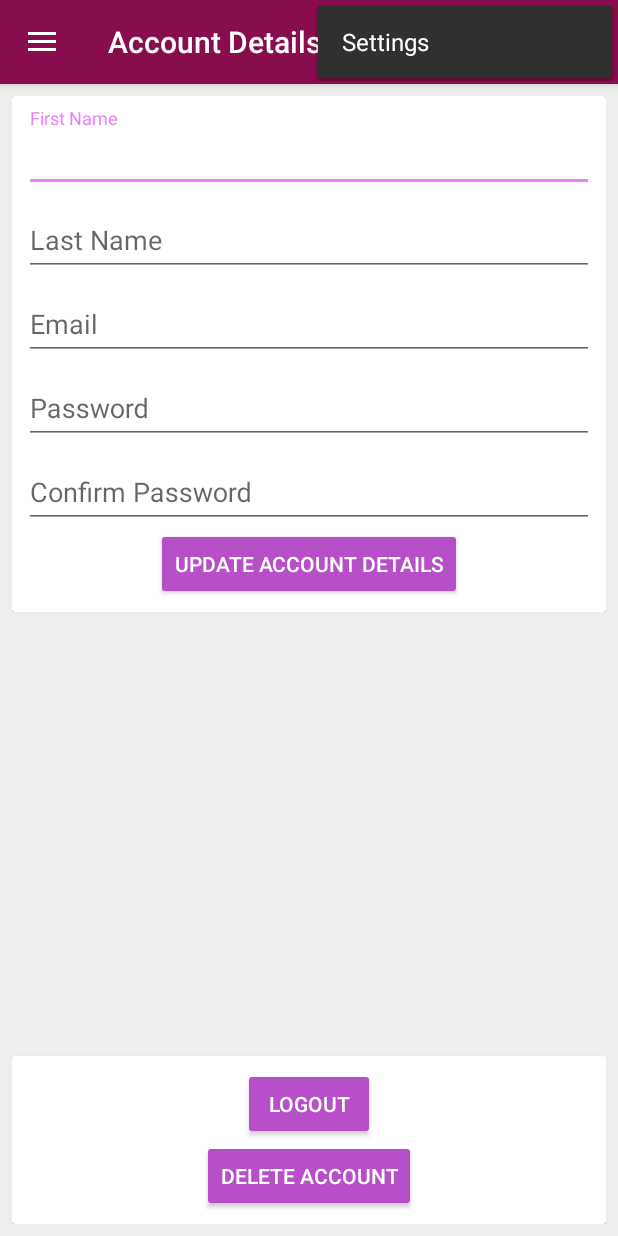
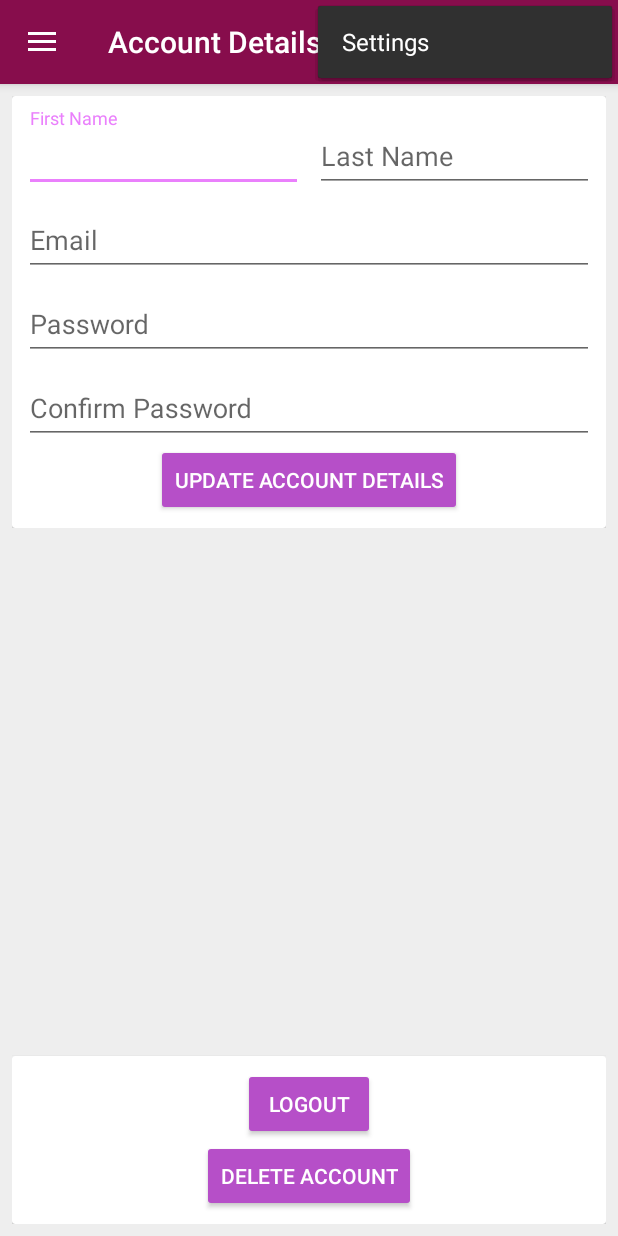
Before and after one commit to ThatStartupConcept/MyRoommate, an Android app: the fragment AccountFragment placed in its activity, with the options menu open, on a phone screen of 412 x 824 dp. Run offline under Robolectric (Android 15) with nearby library versions, the phone set to English and light mode, and no system bars; our stand-ins replace Firebase (no records; nobody signed in at launch, a user with empty details on screens opened directly), Volley; network calls fail; 1 statement that could not run was skipped.

Commit message:
nav drawer update with profile actions

```diff
--- a/app/src/main/java/com/myroommate/myroommate/MainActivity.java
+++ b/app/src/main/java/com/myroommate/myroommate/MainActivity.java
@@ -16,19 +16,17 @@ import android.view.Menu;
 import android.view.MenuItem;
 import android.view.View;
 import android.view.inputmethod.InputMethodManager;
-import android.widget.Button;
 
 import com.google.firebase.auth.FirebaseAuth;
 import com.google.firebase.auth.FirebaseUser;
-
-import static com.myroommate.myroommate.ListYourPlaceInfoFragment.isRedirectedFromLYPInfo;
 
 public class MainActivity extends AppCompatActivity
         implements NavigationView.OnNavigationItemSelectedListener {
 
 
     SharedPreferences sharedPreferences;
-
+    FirebaseUser currentUser;
+    MenuItem nav_profile_or_login, nav_dynamic_profile_action;
 
     @Override
     protected void onCreate(Bundle savedInstanceState) {
@@ -45,43 +43,27 @@ public class MainActivity extends AppCompatActivity
             @Override
             public void onDrawerSlide(View drawerView, float slideOffset) {
                 FirebaseAuth mAuth = FirebaseAuth.getInstance();
-                FirebaseUser currentUser = mAuth.getCurrentUser();
+                currentUser = mAuth.getCurrentUser();
                 hideKeyboardFrom(MainActivity.this, drawerView);
 
-                Button navHeaderButton = (Button) findViewById(R.id.nav_header_button);
-                assert navHeaderButton != null;
+                //nav_profile_or_login = (MenuItem) findViewById(R.id.nav_profile_or_login);
+                //nav_dynamic_profile_action = (MenuItem) findViewById(R.id.nav_dynamic_profile_action);
+
                 if (currentUser != null) {
-                    navHeaderButton.setText("Your Profile");
-                    navHeaderButton.setOnClickListener(new View.OnClickListener() {
-                        @Override
-                        public void onClick(View v) {
-                            Fragment fragment = new AccountFragment();
-                            FragmentTransaction ft = getSupportFragmentManager().beginTransaction();
-                            ft.replace(R.id.content_frame, fragment);
-                            ft.commit();
+                    //((MenuItem) findViewById(R.id.nav_profile_or_login)).setTitle("Your Profile");
+                    ((MenuItem) findViewById(R.id.nav_dynamic_profile_action)).setVisible(true);
+                    /*if(user.type==owner) {
+                        nav_dynamic_profile_action.setTitle("Your Listings");
+                        nav_dynamic_profile_action.setIcon(R.drawable.ic_menu_owner_action);
+                    }
+                    else {
+                        nav_dynamic_profile_action.setTitle("Your Kamraa");
+                        nav_dynamic_profile_action.setIcon(R.drawable.ic_menu_profile);
 
-                            DrawerLayout drawer = (DrawerLayout) findViewById(R.id.drawer_layout);
-                            assert drawer != null;
-                            drawer.closeDrawer(GravityCompat.START);
+                    }*/
 
-                        }
-                    });
                 } else {
-                    navHeaderButton.setText("Login/Register");
-                    navHeaderButton.setOnClickListener(new View.OnClickListener() {
-                        @Override
-                        public void onClick(View v) {
-                            isRedirectedFromLYPInfo = false;
-                            Fragment fragment = new LoginRegisterFragment();
-                            FragmentTransaction ft = getSupportFragmentManager().beginTransaction();
-                            ft.replace(R.id.content_frame, fragment);
-                            ft.commit();
-
-                            DrawerLayout drawer = (DrawerLayout) findViewById(R.id.drawer_layout);
-                            assert drawer != null;
-                            drawer.closeDrawer(GravityCompat.START);
-                        }
-                    });
+                    nav_profile_or_login.setTitle("Login/Register");
                 }
 
 
@@ -154,10 +136,22 @@ public class MainActivity extends AppCompatActivity
         Fragment fragment = null;
 
 
+
         //initializing the fragment object which is selected
         switch (itemId) {
             case R.id.nav_home:
                 fragment = new HomeScreenFragment();
+                break;
+            case R.id.nav_profile_or_login:
+                if(currentUser==null) {
+                    fragment = new LoginRegisterFragment();
+                }
+                else {
+                    fragment = new AccountFragment();
+                }
+                break;
+            case R.id.nav_dynamic_profile_action:
+                //fragment = new DynamicProfileActionFragment();
                 break;
             case R.id.nav_find:
                 fragment = new FindAPlaceFragment();
--- /dev/null
+++ b/app/src/main/res/drawable/ic_menu_owner_action.xml
@@ -0,0 +1,9 @@
+<vector xmlns:android="http://schemas.android.com/apk/res/android"
+        android:width="24dp"
+        android:height="24dp"
+        android:viewportWidth="24.0"
+        android:viewportHeight="24.0">
+    <path
+        android:fillColor="#FF000000"
+        android:pathData="M4,10.5c-0.83,0 -1.5,0.67 -1.5,1.5s0.67,1.5 1.5,1.5 1.5,-0.67 1.5,-1.5 -0.67,-1.5 -1.5,-1.5zM4,4.5c-0.83,0 -1.5,0.67 -1.5,1.5S3.17,7.5 4,7.5 5.5,6.83 5.5,6 4.83,4.5 4,4.5zM4,16.5c-0.83,0 -1.5,0.68 -1.5,1.5s0.68,1.5 1.5,1.5 1.5,-0.68 1.5,-1.5 -0.67,-1.5 -1.5,-1.5zM7,19h14v-2L7,17v2zM7,13h14v-2L7,11v2zM7,5v2h14L21,5L7,5z"/>
+</vector>
--- /dev/null
+++ b/app/src/main/res/drawable/ic_menu_profile.xml
@@ -0,0 +1,9 @@
+<vector xmlns:android="http://schemas.android.com/apk/res/android"
+        android:width="24dp"
+        android:height="24dp"
+        android:viewportWidth="24.0"
+        android:viewportHeight="24.0">
+    <path
+        android:fillColor="#FF000000"
+        android:pathData="M12,2C6.48,2 2,6.48 2,12s4.48,10 10,10 10,-4.48 10,-10S17.52,2 12,2zM12,5c1.66,0 3,1.34 3,3s-1.34,3 -3,3 -3,-1.34 -3,-3 1.34,-3 3,-3zM12,19.2c-2.5,0 -4.71,-1.28 -6,-3.22 0.03,-1.99 4,-3.08 6,-3.08 1.99,0 5.97,1.09 6,3.08 -1.29,1.94 -3.5,3.22 -6,3.22z"/>
+</vector>
--- a/app/src/main/res/layout/fragment_account.xml
+++ b/app/src/main/res/layout/fragment_account.xml
@@ -21,9 +21,17 @@
                 android:orientation="vertical"
                 android:padding="8dp">
 
+                <LinearLayout
+                    android:layout_width="match_parent"
+                    android:layout_height="match_parent"
+                    android:orientation="horizontal"
+                    android:weightSum="1">
+
                     <android.support.design.widget.TextInputLayout
                         android:layout_width="match_parent"
-                    android:layout_height="wrap_content">
+                        android:layout_height="match_parent"
+                        android:layout_weight="0.5"
+                        android:paddingEnd="4dp">
 
                         <EditText
                             android:id="@+id/account_firstname"
@@ -39,7 +47,10 @@
 
                     <android.support.design.widget.TextInputLayout
                         android:layout_width="match_parent"
-                    android:layout_height="wrap_content">
+                        android:layout_height="match_parent"
+                        android:layout_weight="0.5"
+                        android:paddingStart="4dp">
+
 
                         <EditText
                             android:id="@+id/account_lastname"
@@ -52,6 +63,9 @@
                             android:singleLine="true" />
 
                     </android.support.design.widget.TextInputLayout>
+
+
+                </LinearLayout>
 
                 <android.support.design.widget.TextInputLayout
                     android:layout_width="match_parent"
@@ -93,7 +107,7 @@
                         android:layout_width="match_parent"
                         android:layout_height="wrap_content"
                         android:hint="Confirm Password"
-                        android:imeActionId="@+id/login"
+                        android:imeActionId="@id/login"
                         android:imeActionLabel="Update"
                         android:imeOptions="actionDone"
                         android:inputType="textPassword"
--- a/app/src/main/res/menu/activity_main_drawer.xml
+++ b/app/src/main/res/menu/activity_main_drawer.xml
@@ -6,6 +6,15 @@
             android:id="@+id/nav_home"
             android:icon="@drawable/ic_menu_home"
             android:title="Home" />
+        <item
+            android:id="@+id/nav_profile_or_login"
+            android:icon="@drawable/ic_menu_profile"
+            android:title="Login / Register" />
+        <item
+            android:id="@+id/nav_dynamic_profile_action"
+            android:icon="@drawable/ic_menu_home"
+            android:title="Dynamic"
+            android:visible="false"/>
         <item
             android:id="@+id/nav_find"
             android:icon="@drawable/ic_menu_find"
```
Also changed, not shown: app/src/main/java/com/myroommate/myroommate/RVAdapter3.java (+1 -16 lines), app/src/main/res/drawable/ic_menu_tenant_action.xml (added, +9 -0 lines), app/src/main/res/layout/nav_header_main.xml (+15 -23 lines), app/src/main/res/layout/room_card_layout.xml (+0 -12 lines). Lines whose indentation alone changed are shown as unchanged.
